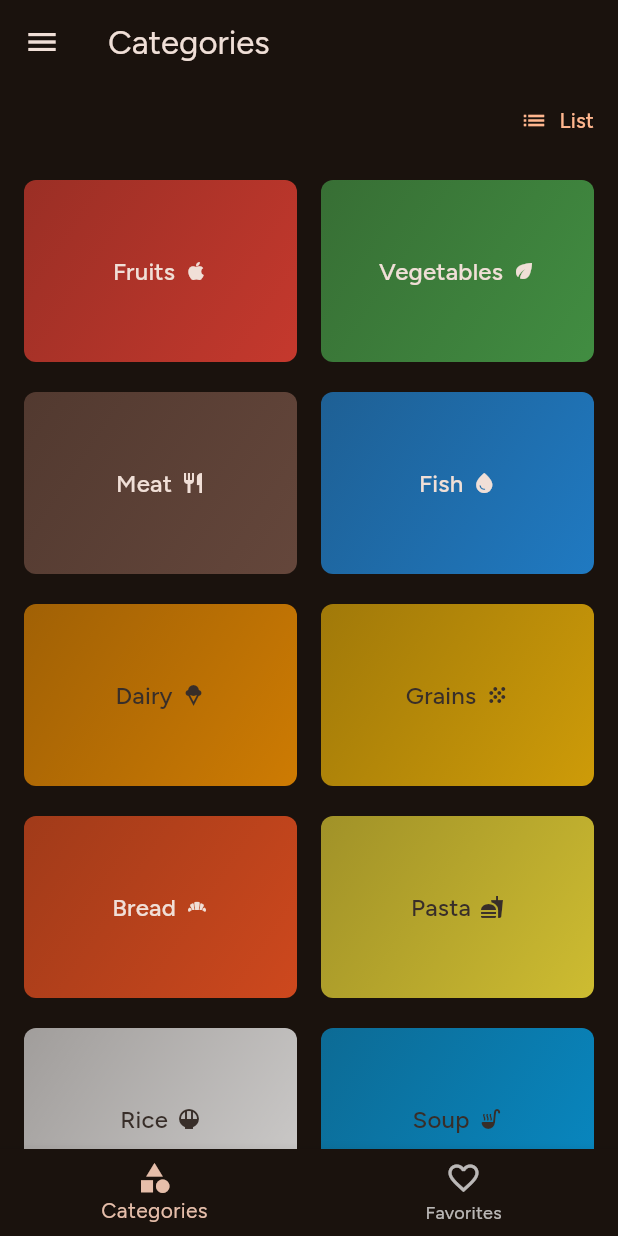
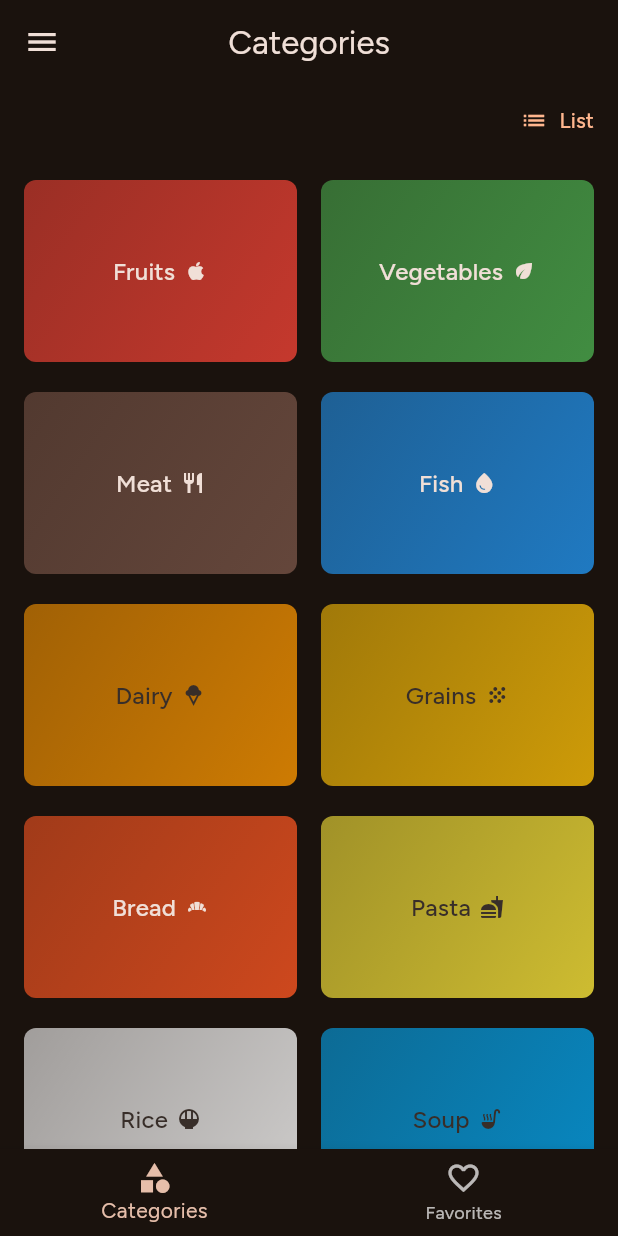
Before and after one commit to israel-oye/apetit-app, a Flutter app: the AppScreen screen opened directly, on a phone screen of 412 x 824 dp. Run offline on Flutter 3.47's test engine with Material 3 defaults, Android fonts, the phone set to English and light mode, and no system bars; our stand-ins replace google_fonts, transparent_image.

Commit message:
modify appbar styling

```diff
--- a/lib/main.dart
+++ b/lib/main.dart
@@ -10,6 +10,9 @@ final theme = ThemeData(
   colorScheme: ColorScheme.fromSeed(
     brightness: Brightness.dark,
     seedColor: const Color.fromARGB(255, 131, 57, 0),
+  ),
+  appBarTheme: AppBarTheme(
+    centerTitle: true,
   ),
   textTheme: GoogleFonts.figtreeTextTheme(),
 );
```
